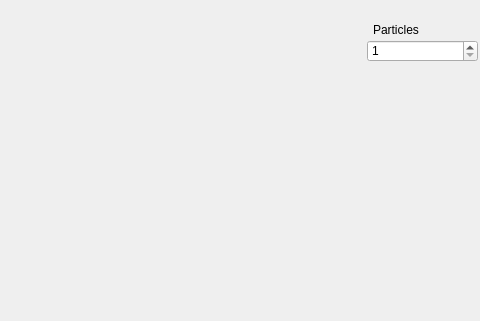
Before: the Qt Designer form mainwindow.ui in brunoaibanez/ParticleSwarmOptimization, drawn with Qt 5; both pictures show x 294 to 774 and y 0 to 321 of the 774 by 600 pixel window.
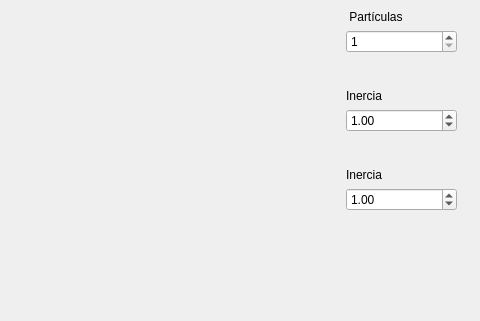
After: the same form once the commit is applied.

Commit message: Added buttons for Inercia

What changed in the file:
```diff
--- a/mainwindow.ui
+++ b/mainwindow.ui
@@ -66,34 +66,88 @@
      <string>Restart</string>
     </property>
    </widget>
-   <widget class="QSpinBox" name="numberOfParticles">
+   <widget class="QWidget" name="verticalLayoutWidget">
     <property name="geometry">
      <rect>
-      <x>661</x>
-      <y>40</y>
+      <x>640</x>
+      <y>10</y>
       <width>111</width>
-      <height>22</height>
+      <height>201</height>
      </rect>
     </property>
-    <property name="minimum">
-     <number>1</number>
-    </property>
-    <property name="maximum">
-     <number>10</number>
-    </property>
-   </widget>
-   <widget class="QLabel" name="label">
-    <property name="geometry">
-     <rect>
-      <x>667</x>
-      <y>20</y>
-      <width>101</width>
-      <height>20</height>
-     </rect>
-    </property>
-    <property name="text">
-     <string>Particles</string>
-    </property>
+    <layout class="QVBoxLayout" name="verticalLayout">
+     <item>
+      <widget class="QLabel" name="label">
+       <property name="text">
+        <string> Partículas</string>
+       </property>
+      </widget>
+     </item>
+     <item>
+      <widget class="QSpinBox" name="numberOfParticles">
+       <property name="minimum">
+        <number>1</number>
+       </property>
+       <property name="maximum">
+        <number>10</number>
+       </property>
+      </widget>
+     </item>
+     <item>
+      <spacer name="verticalSpacer">
+       <property name="orientation">
+        <enum>Qt::Vertical</enum>
+       </property>
+       <property name="sizeHint" stdset="0">
+        <size>
+         <width>20</width>
+         <height>40</height>
+        </size>
+       </property>
+      </spacer>
+     </item>
+     <item>
+      <widget class="QLabel" name="label_3">
+       <property name="text">
+        <string>Inercia</string>
+       </property>
+      </widget>
+     </item>
+     <item>
+      <widget class="QDoubleSpinBox" name="doubleSpinBox_2">
+       <property name="value">
+        <double>1.000000000000000</double>
+       </property>
+      </widget>
+     </item>
+     <item>
+      <spacer name="verticalSpacer_2">
+       <property name="orientation">
+        <enum>Qt::Vertical</enum>
+       </property>
+       <property name="sizeHint" stdset="0">
+        <size>
+         <width>20</width>
+         <height>40</height>
+        </size>
+       </property>
+      </spacer>
+     </item>
+     <item>
+      <widget class="QLabel" name="label_2">
+       <property name="text">
+        <string>Inercia</string>
+       </property>
+      </widget>
+     </item>
+     <item>
+      <widget class="QDoubleSpinBox" name="doubleSpinBox">
+       <property name="value">
+        <double>1.000000000000000</double>
+       </property>
+      </widget>
+     </item>
+    </layout>
    </widget>
   </widget>
   <widget class="QMenuBar" name="menubar">
```
The commit also changes 5 other files.
